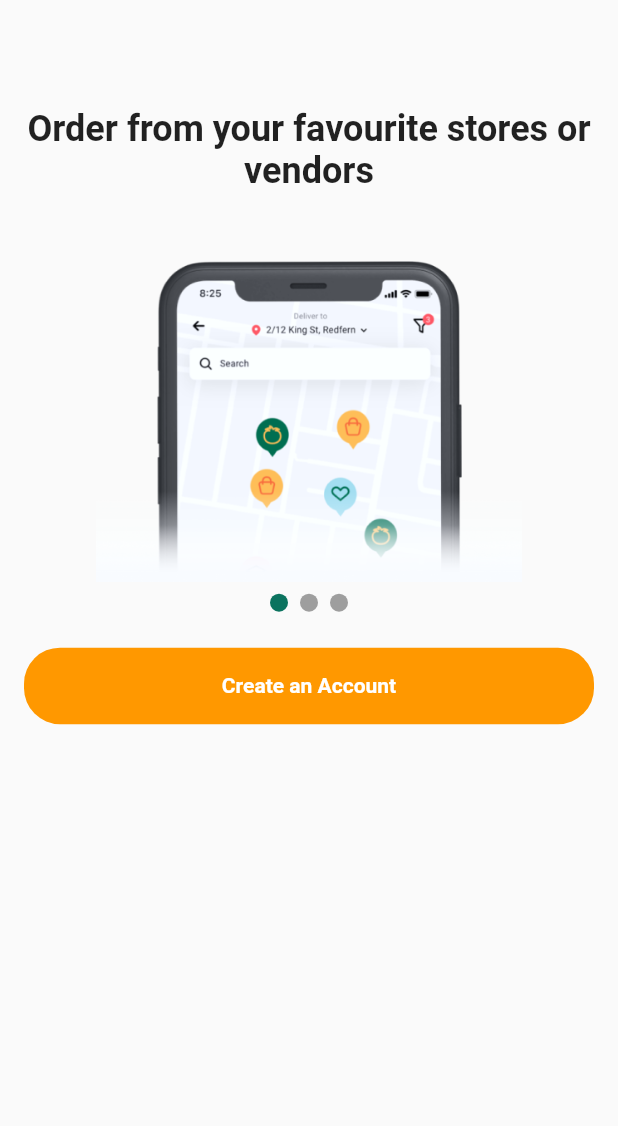
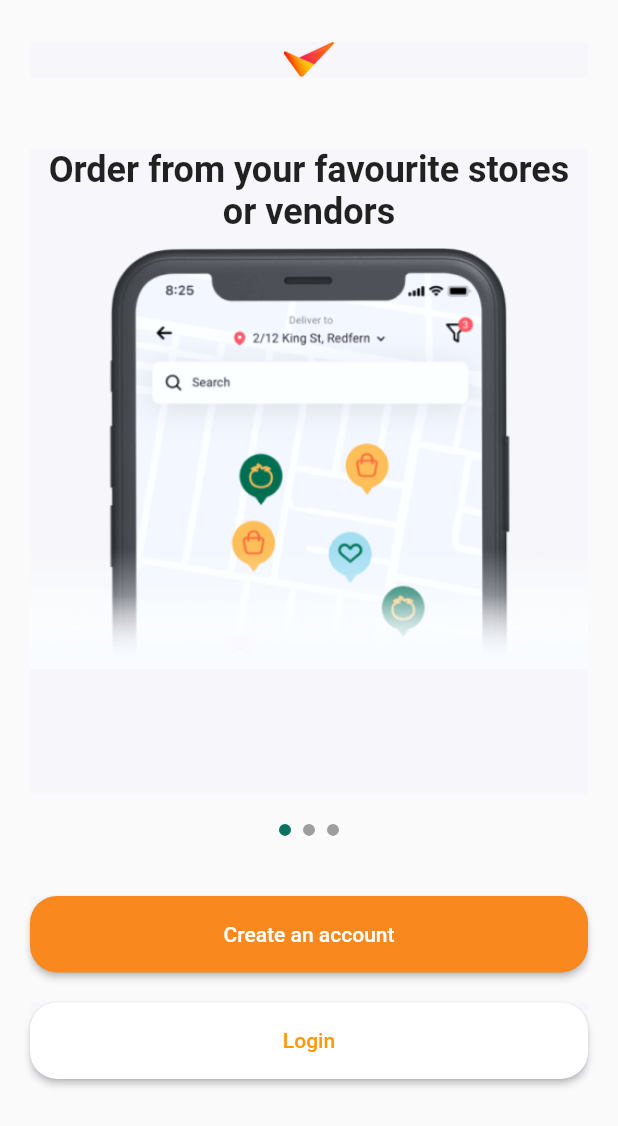
Before and after one commit to jordanmaulana/food_app_slicing, a Flutter app: the screen it shows after launch, on a phone screen of 412 x 824 dp. Shown: the top 1126 px of the screen. Run offline on Flutter 3.47's test engine with Material 2 defaults, Android fonts, the phone set to English and light mode, and no system bars; drawn by our look-alikes of carousel_slider.

Commit message:
Add header text change inside carousel

```diff
--- a/lib/utility/colors.dart
+++ b/lib/utility/colors.dart
@@ -25,6 +25,4 @@ class VColor {
   static const Color shade4 = Color(0xFFFCFCFC);
   static const Color background = Color(0xFFF7F7FB);
 
-
-
 }
--- a/lib/views/onboarding/onboarding_view.dart
+++ b/lib/views/onboarding/onboarding_view.dart
@@ -3,36 +3,73 @@ import 'package:flutter/material.dart';
 import 'package:food_app/utility/colors.dart';
 import 'package:food_app/widgets/text_widgets.dart';
 
+int _current = 0;
+List<String> imagesList = [
+  "onboarding1.png",
+  "onboarding2.png",
+  "onboarding3.png",
+];
+final List<String> titleList = [
+  "Order from your favourite stores or vendors",
+  "Choose from a wide range of  delicious meals",
+  "Enjoy instant delivery and payment",
+];
+
 class OnboardingView extends StatefulWidget {
+  const OnboardingView({Key? key}) : super(key: key);
+
   @override
   _OnboardingViewState createState() => _OnboardingViewState();
 }
 
 class _OnboardingViewState extends State<OnboardingView> {
-  int _current = 0;
-  List<String> images = [
-    "onboarding1",
-    "onboarding2",
-    "onboarding3",
-  ];
-
   @override
   Widget build(BuildContext context) {
     return Scaffold(
-      appBar: AppBar(
-        backgroundColor: Colors.transparent,
-        elevation: 0.0,
+      body: SingleChildScrollView(
+        child: Container(
+          margin: EdgeInsets.symmetric(horizontal: 20),
+          height: MediaQuery.of(context).size.height,
+          child: Column(
+            children: [
+              Container(
+                color: VColor.background,
+                margin: const EdgeInsets.symmetric(vertical: 28),
+                width: MediaQuery.of(context).size.width,
+                height: 23.25,
+                child: Image.asset('assets/images/logo.png'),
               ),
-      body: ListView(
-        padding: const EdgeInsets.all(16.0),
-        children: [
+              Container(
+                color: VColor.background,
+                margin: const EdgeInsets.only(top: 20, bottom: 10),
+                width: MediaQuery.of(context).size.width,
+                height: 430,
+                child: CarouselSlider(
+                  items: imagesList
+                      .map(
+                        (item) => Container(
+                          // height: 500,
+                          child: Center(
+                            child: Column(children: [
                               HeaderText(
-            "Order from your favourite stores or vendors",
+                                '${titleList[imagesList.indexOf(item)]}',
+                                maxLine: 2,
                                 alignment: TextAlign.center,
                               ),
-          SizedBox(height: 46.0),
-          CarouselSlider(
+                              SizedBox(height: 10.0),
+                              Image.asset(
+                                "assets/images/onboarding/$item",
+                                fit: BoxFit.cover,
+                              ),
+                            ]),
+                          ),
+                        ),
+                      )
+                      .toList(),
                   options: CarouselOptions(
+                    height: 430,
+                    viewportFraction: 1.0,
+                    enlargeCenterPage: false,
                     autoPlay: true,
                     autoPlayInterval: Duration(seconds: 3),
                     onPageChanged: (index, reason) {
@@ -41,51 +78,73 @@ class _OnboardingViewState extends State<OnboardingView> {
                       });
                     },
                   ),
-            items: images.map((i) {
-              return Builder(
-                builder: (BuildContext context) {
+                ),
+              ),
+              Container(
+                margin: const EdgeInsets.only(top: 6, bottom: 16),
+                width: MediaQuery.of(context).size.width,
+                child: Row(
+                  mainAxisAlignment: MainAxisAlignment.center,
+                  children: imagesList.asMap().entries.map((entry) {
                     return Container(
-                    width: MediaQuery.of(context).size.width,
-                    margin: EdgeInsets.symmetric(horizontal: 5.0),
-                    child: Image.asset("assets/images/onboarding/$i.png"),
-                  );
-                },
-              );
-            }).toList(),
-          ),
-          Row(
-            mainAxisAlignment: MainAxisAlignment.center,
-            children: images.asMap().entries.map((entry) {
-              return Container(
-                width: 12.0,
-                height: 12.0,
-                margin: EdgeInsets.symmetric(vertical: 8.0, horizontal: 4.0),
+                      width: 8.0,
+                      height: 8.0,
+                      margin: EdgeInsets.all(4.0),
                       decoration: BoxDecoration(
                         shape: BoxShape.circle,
-                  color: _current == entry.key ? VColor.green : Colors.grey,
+                        color:
+                            _current == entry.key ? VColor.green : Colors.grey,
                       ),
                     );
                   }).toList(),
                 ),
-          SizedBox(height: 16.0),
+              ),
               Container(
-            width: double.infinity,
-            height: 51.0,
-            decoration: BoxDecoration(
-              borderRadius: BorderRadius.circular(24.0),
-              color: Colors.orange,
+                color: VColor.background,
+                margin: const EdgeInsets.only(top: 20, bottom: 10),
+                width: MediaQuery.of(context).size.width,
+                height: 51,
+                child: ElevatedButton(
+                  child: Text("Create an account"),
+                  style: ButtonStyle(
+                      foregroundColor:
+                          MaterialStateProperty.all<Color>(Colors.white),
+                      backgroundColor:
+                          MaterialStateProperty.all<Color>(VColor.orange1),
+                      shape: MaterialStateProperty.all<RoundedRectangleBorder>(
+                          RoundedRectangleBorder(
+                              borderRadius: BorderRadius.circular(18.0)))),
+                  onPressed: () {
+                    print("Create an account");
+                  },
                 ),
-            alignment: Alignment.center,
-            child: Text(
-              "Create an Account",
-              style: TextStyle(
-                color: Colors.white,
-                fontWeight: FontWeight.w700,
               ),
+              Container(
+                color: VColor.background,
+                margin: const EdgeInsets.only(top: 10),
+                width: MediaQuery.of(context).size.width,
+                height: 51,
+                child: ElevatedButton(
+                  child: Text("Login"),
+                  style: ButtonStyle(
+                    foregroundColor:
+                        MaterialStateProperty.all<Color>(Colors.orange),
+                    backgroundColor:
+                        MaterialStateProperty.all<Color>(Colors.white),
+                    splashFactory: InkSplash.splashFactory,
+                    shape: MaterialStateProperty.all<RoundedRectangleBorder>(
+                        RoundedRectangleBorder(
+                            borderRadius: BorderRadius.circular(18.0))),
+                  ),
+                  onPressed: () {
+                    print("Login");
+                  },
                 ),
               ),
             ],
           ),
+        ),
+      ),
     );
   }
 }
--- a/lib/widgets/text_widgets.dart
+++ b/lib/widgets/text_widgets.dart
@@ -3,8 +3,9 @@ import 'package:flutter/material.dart';
 class HeaderText extends StatelessWidget {
   final String text;
   final alignment;
+  final maxLine;
 
-  const HeaderText(this.text, {this.alignment});
+  const HeaderText(this.text, {this.alignment, this.maxLine});
 
   @override
   Widget build(BuildContext context) {
@@ -13,8 +14,11 @@ class HeaderText extends StatelessWidget {
       style: TextStyle(
         fontSize: 24.0,
         fontWeight: FontWeight.w700,
+        fontStyle: FontStyle.normal,
+        // fontFamily: 'DM Sans'
       ),
       textAlign: alignment,
+      maxLines: maxLine,
     );
   }
 }
```
Also changed, not shown: assets/fonts/OFL.txt (added, +93 -0 lines), pubspec.yaml (+5 -4 lines), assets/fonts/DMSans-Bold.ttf (added), assets/fonts/DMSans-BoldItalic.ttf (added), assets/fonts/DMSans-Italic.ttf (added), assets/fonts/DMSans-Medium.ttf (added), assets/fonts/DMSans-MediumItalic.ttf (added), assets/fonts/DMSans-Regular.ttf (added). Lines whose indentation alone changed are shown as unchanged.
